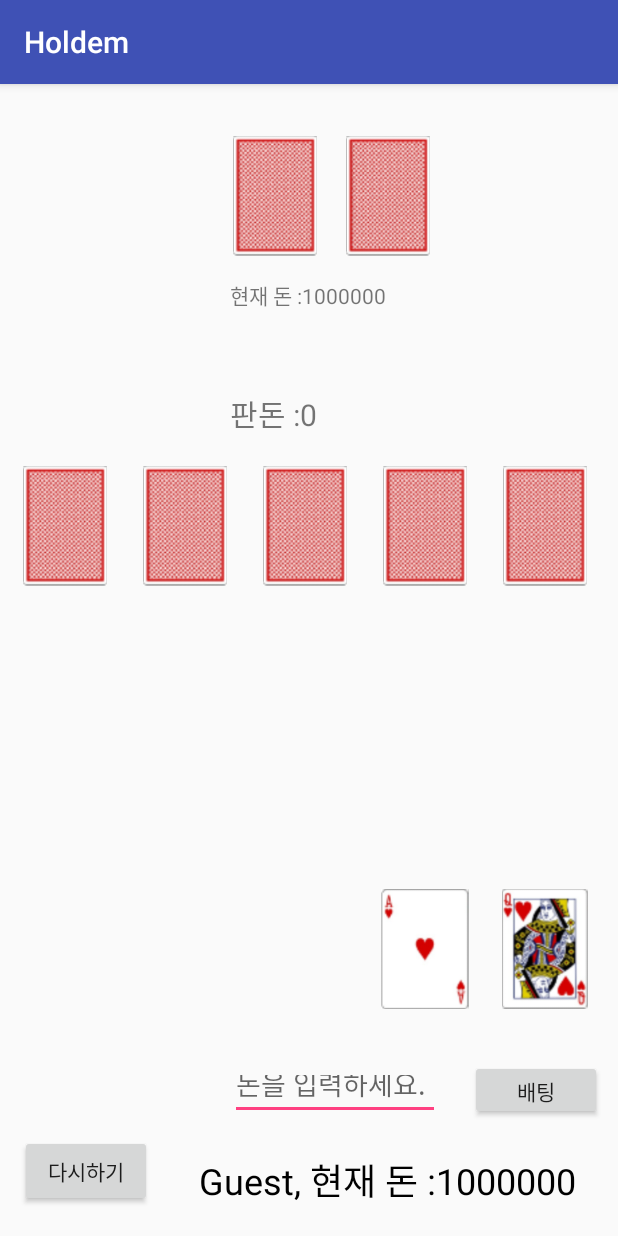
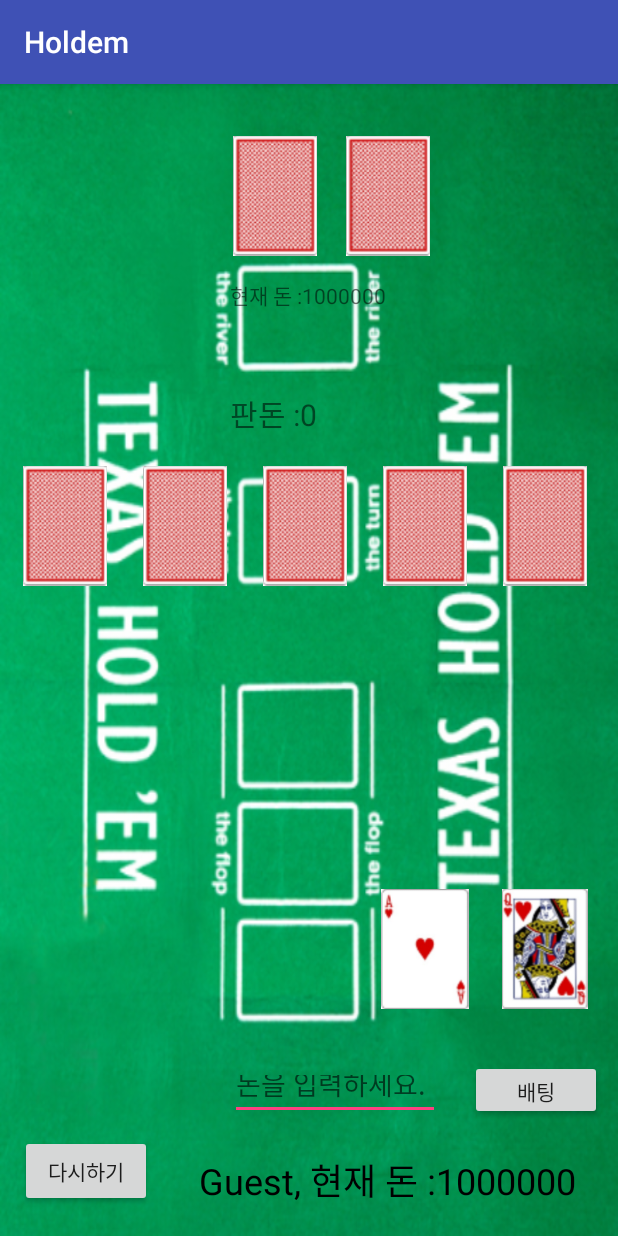
Before and after one commit to swhdgjss/Android, an Android app: the screen it shows after launch (Play2), after a tap on "시작", on a phone screen of 412 x 824 dp. Run offline under Robolectric (Android 15) with nearby library versions, the phone set to English and light mode, and no system bars.

Commit message:
06/25 background 작업

```diff
--- a/app/src/main/res/layout/activity_play2.xml
+++ b/app/src/main/res/layout/activity_play2.xml
@@ -4,21 +4,22 @@
     xmlns:tools="http://schemas.android.com/tools"
     android:layout_width="match_parent"
     android:layout_height="match_parent"
+    android:background="@drawable/background"
     tools:context="com.example.l.holdem.Play2">
 
     <TextView
         android:id="@+id/name"
         android:layout_width="wrap_content"
         android:layout_height="wrap_content"
+        android:layout_alignBottom="@+id/button7"
+        android:layout_alignEnd="@+id/card2"
+        android:layout_alignRight="@+id/card2"
+        android:layout_marginEnd="9dp"
+        android:layout_marginRight="9dp"
         android:text="name"
         android:textAllCaps="false"
         android:textColor="@android:color/background_dark"
-        android:textSize="24sp"
-        android:layout_alignBottom="@+id/button7"
-        android:layout_alignRight="@+id/card2"
-        android:layout_alignEnd="@+id/card2"
-        android:layout_marginRight="9dp"
-        android:layout_marginEnd="9dp" />
+        android:textSize="24sp" />
 
     <Button
         android:id="@+id/button7"
@@ -34,22 +35,22 @@
         android:id="@+id/editText5"
         android:layout_width="140dp"
         android:layout_height="40dp"
+        android:layout_above="@+id/button7"
+        android:layout_marginBottom="10dp"
+        android:layout_toEndOf="@+id/board2"
+        android:layout_toRightOf="@+id/board2"
         android:ems="10"
         android:hint="돈을 입력하세요."
-        android:inputType="number"
-        android:layout_above="@+id/button7"
-        android:layout_toRightOf="@+id/board2"
-        android:layout_toEndOf="@+id/board2"
-        android:layout_marginBottom="10dp" />
+        android:inputType="number" />
 
     <Button
         android:id="@+id/button8"
         android:layout_width="wrap_content"
         android:layout_height="40dp"
-        android:text="배팅"
         android:layout_alignTop="@+id/editText5"
+        android:layout_toEndOf="@+id/card1"
         android:layout_toRightOf="@+id/card1"
-        android:layout_toEndOf="@+id/card1" />
+        android:text="배팅" />
 
     <ImageView
         android:id="@+id/board3"
@@ -112,20 +113,20 @@
         android:id="@+id/card2"
         android:layout_width="60dp"
         android:layout_height="80dp"
-        app:srcCompat="@drawable/back"
-        android:layout_marginBottom="34dp"
         android:layout_above="@+id/button8"
         android:layout_alignLeft="@+id/board5"
-        android:layout_alignStart="@+id/board5" />
+        android:layout_alignStart="@+id/board5"
+        android:layout_marginBottom="34dp"
+        app:srcCompat="@drawable/back" />
 
     <ImageView
         android:id="@+id/card1"
         android:layout_width="60dp"
         android:layout_height="80dp"
-        app:srcCompat="@drawable/back"
+        android:layout_alignLeft="@+id/board4"
+        android:layout_alignStart="@+id/board4"
         android:layout_alignTop="@+id/card2"
-        android:layout_alignLeft="@+id/board4"
-        android:layout_alignStart="@+id/board4" />
+        app:srcCompat="@drawable/back" />
 
     <ImageView
         android:id="@+id/card4"
@@ -141,10 +142,10 @@
         android:id="@+id/card3"
         android:layout_width="60dp"
         android:layout_height="80dp"
-        app:srcCompat="@drawable/back"
+        android:layout_alignLeft="@+id/gamemoney"
+        android:layout_alignStart="@+id/gamemoney"
         android:layout_below="@+id/textView17"
-        android:layout_alignLeft="@+id/gamemoney"
-        android:layout_alignStart="@+id/gamemoney" />
+        app:srcCompat="@drawable/back" />
 
     <TextView
         android:id="@+id/gamemoney"
```
Also changed, not shown: app/src/main/res/layout/activity_main.xml (+8 -7 lines), app/src/main/res/layout/activity_play3.xml (+22 -21 lines), app/src/main/res/layout/activity_play4.xml (+19 -18 lines), app/src/main/res/drawable/background.png (added), app/src/main/res/drawable/background2.png (added).
